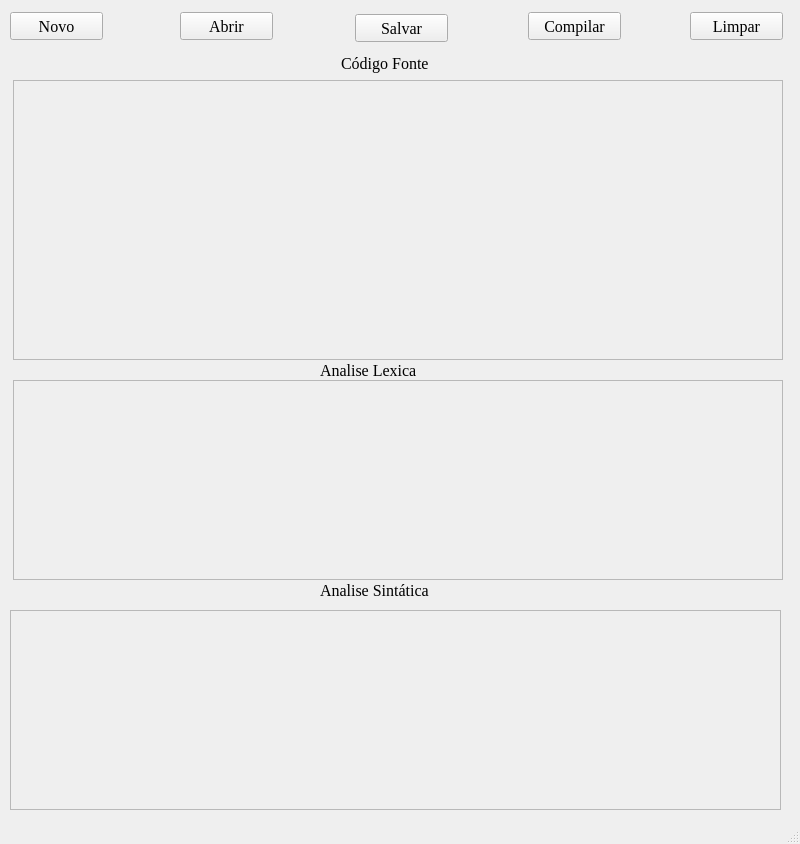
Qt form TelaPrincipal.ui (LuanTavares/Compilador) before a commit.
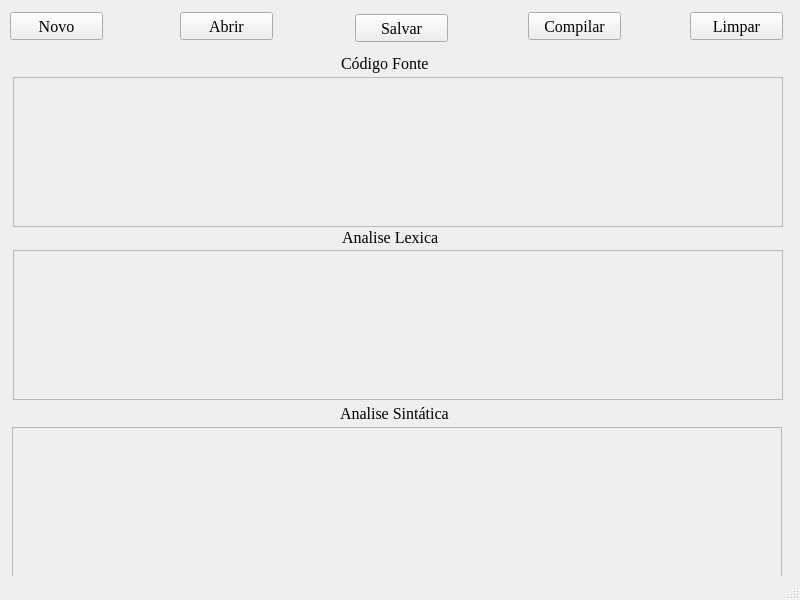
The same form after that commit.

Diff of the .ui file:
```diff
--- a/TelaPrincipal.ui
+++ b/TelaPrincipal.ui
@@ -7,13 +7,13 @@
     <x>0</x>
     <y>0</y>
     <width>800</width>
-    <height>844</height>
+    <height>600</height>
    </rect>
   </property>
   <property name="minimumSize">
    <size>
-    <width>800</width>
-    <height>600</height>
+    <width>0</width>
+    <height>0</height>
    </size>
   </property>
   <property name="font">
@@ -43,9 +43,9 @@
    <widget class="QLabel" name="labelCodigoIntermediario">
     <property name="geometry">
      <rect>
-      <x>320</x>
-      <y>360</y>
-      <width>181</width>
+      <x>342</x>
+      <y>227</y>
+      <width>100</width>
       <height>20</height>
      </rect>
     </property>
@@ -60,9 +60,9 @@
     <property name="geometry">
      <rect>
       <x>13</x>
-      <y>80</y>
+      <y>77</y>
       <width>770</width>
-      <height>280</height>
+      <height>150</height>
      </rect>
     </property>
    </widget>
@@ -138,18 +138,18 @@
     <property name="geometry">
      <rect>
       <x>13</x>
-      <y>380</y>
+      <y>250</y>
       <width>770</width>
-      <height>200</height>
+      <height>150</height>
      </rect>
     </property>
    </widget>
    <widget class="QLabel" name="labelCodigoCompilado">
     <property name="geometry">
      <rect>
-      <x>320</x>
-      <y>580</y>
-      <width>161</width>
+      <x>340</x>
+      <y>403</y>
+      <width>110</width>
       <height>20</height>
      </rect>
     </property>
@@ -163,10 +163,10 @@
     </property>
     <property name="geometry">
      <rect>
-      <x>10</x>
-      <y>610</y>
-      <width>771</width>
-      <height>200</height>
+      <x>12</x>
+      <y>427</y>
+      <width>770</width>
+      <height>150</height>
      </rect>
     </property>
    </widget>
```
